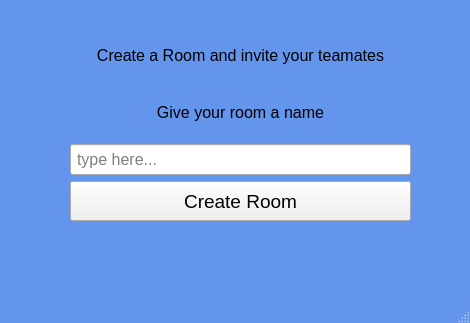
This is create_room.ui in amxnese/DevCollab as Qt 5 draws it before an edit. The edited form follows.
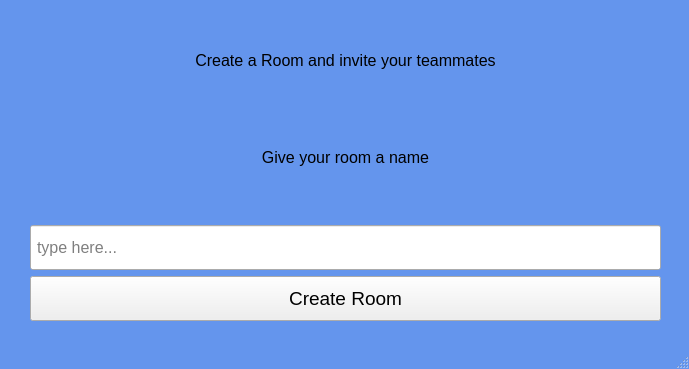
This is the edited form.

```diff
--- a/create_room.ui
+++ b/create_room.ui
@@ -6,8 +6,8 @@
    <rect>
     <x>0</x>
     <y>0</y>
-    <width>470</width>
-    <height>323</height>
+    <width>689</width>
+    <height>369</height>
    </rect>
   </property>
   <property name="windowTitle">
@@ -22,15 +22,21 @@
    <widget class="QWidget" name="layoutWidget">
     <property name="geometry">
      <rect>
-      <x>70</x>
+      <x>30</x>
       <y>30</y>
-      <width>341</width>
-      <height>191</height>
+      <width>631</width>
+      <height>291</height>
      </rect>
     </property>
     <layout class="QVBoxLayout" name="Layout">
      <item>
       <widget class="QLabel" name="main_label">
+       <property name="maximumSize">
+        <size>
+         <width>16777215</width>
+         <height>60</height>
+        </size>
+       </property>
        <property name="font">
         <font>
          <pointsize>12</pointsize>
@@ -42,7 +48,7 @@
 }</string>
        </property>
        <property name="text">
-        <string>Create a Room and invite your teamates</string>
+        <string>Create a Room and invite your teammates</string>
        </property>
        <property name="alignment">
         <set>Qt::AlignCenter</set>
@@ -74,7 +80,7 @@
          <property name="minimumSize">
           <size>
            <width>0</width>
-           <height>31</height>
+           <height>45</height>
           </size>
          </property>
          <property name="font">
@@ -112,7 +118,7 @@
          <property name="minimumSize">
           <size>
            <width>0</width>
-           <height>40</height>
+           <height>45</height>
           </size>
          </property>
          <property name="font">
```
Left out of the diff: 2 changed lines with no effect on the pictures.
